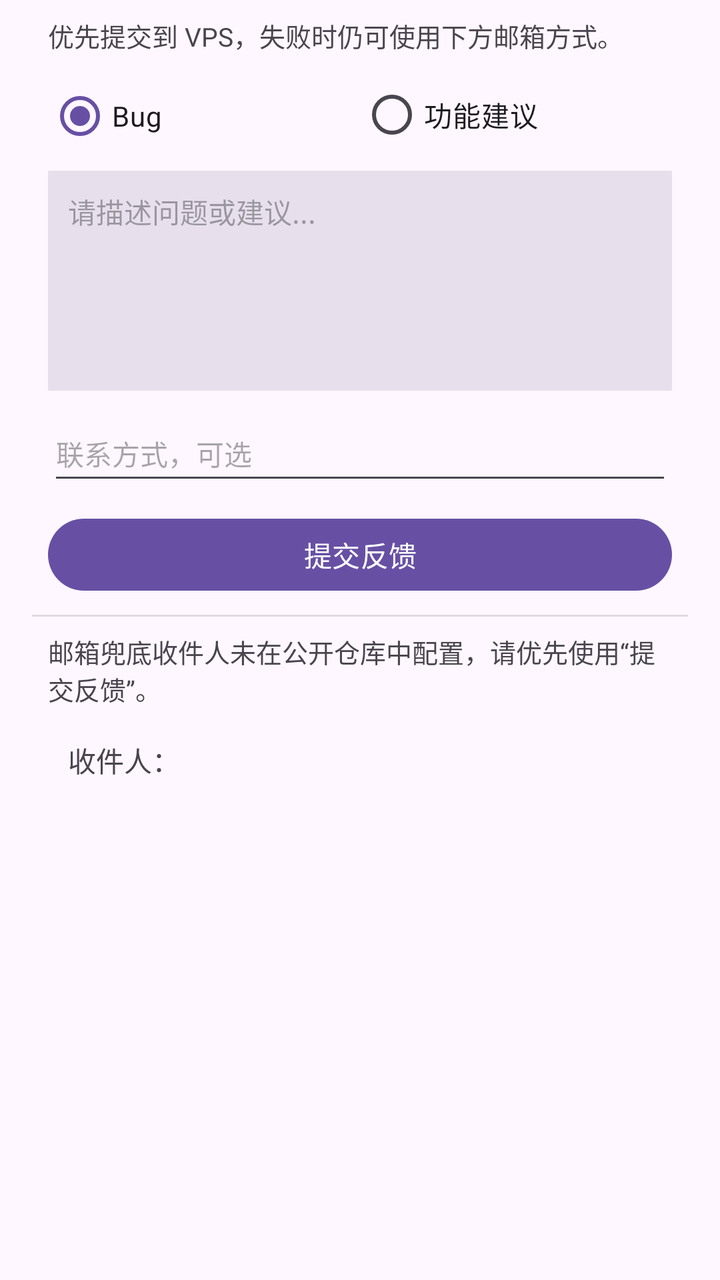
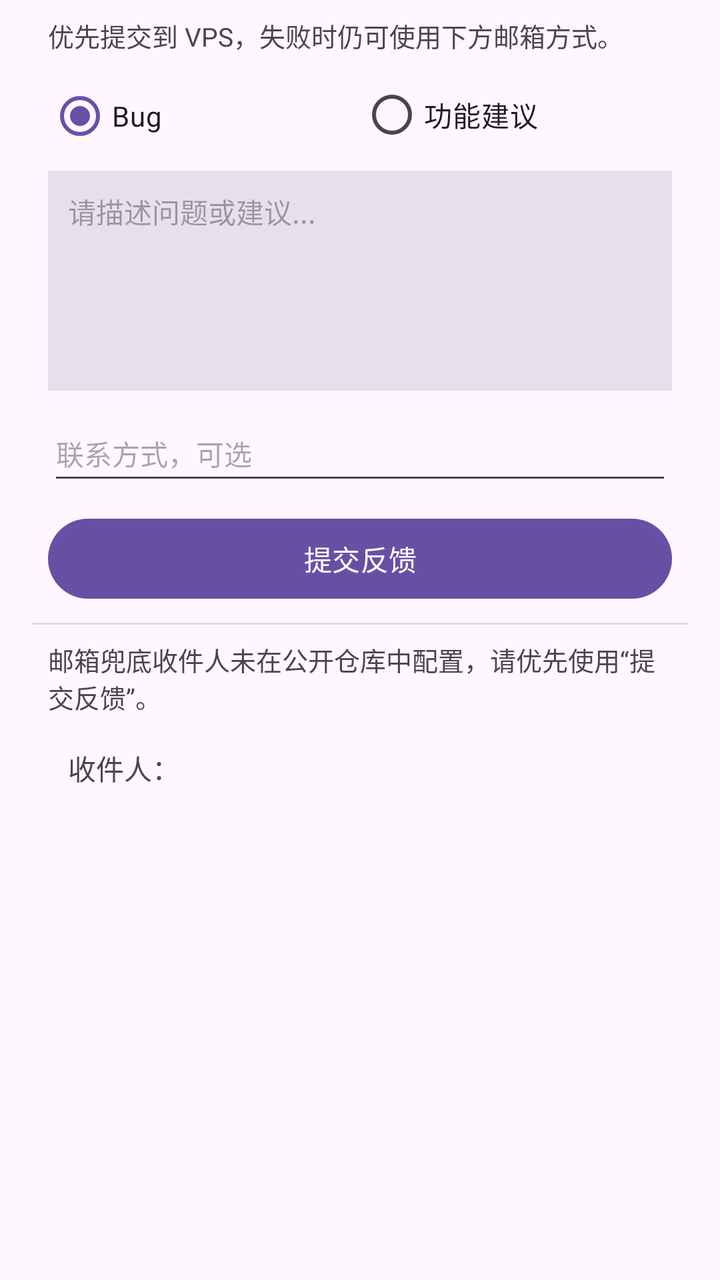

An Android layout rendered at two revisions. The XML below is the earlier revision; the diff shows what the commit changed to produce the second picture.
<!-- AndroidManifest.xml: application theme Theme.GameCenterApp -->
<!-- res/layout/dialog_feedback.xml -->
<?xml version="1.0" encoding="utf-8"?>
<LinearLayout xmlns:android="http://schemas.android.com/apk/res/android"
    android:layout_width="match_parent"
    android:layout_height="wrap_content"
    android:orientation="vertical"
    android:paddingTop="8dp"
    android:paddingBottom="8dp">

    <TextView
        android:layout_width="match_parent"
        android:layout_height="wrap_content"
        android:layout_marginStart="24dp"
        android:layout_marginEnd="24dp"
        android:text="优先提交到 VPS，失败时仍可使用下方邮箱方式。"
        android:textColor="?android:attr/textColorSecondary"
        android:textSize="13sp" />

    <RadioGroup
        android:id="@+id/rg_feedback_type"
        android:layout_width="match_parent"
        android:layout_height="wrap_content"
        android:layout_marginStart="24dp"
        android:layout_marginTop="10dp"
        android:layout_marginEnd="24dp"
        android:checkedButton="@+id/rb_feedback_bug"
        android:orientation="horizontal">

        <RadioButton
            android:id="@id/rb_feedback_bug"
            android:layout_width="0dp"
            android:layout_height="40dp"
            android:layout_weight="1"
            android:text="@string/feedback_type_bug"
            android:textSize="14sp" />

        <RadioButton
            android:id="@+id/rb_feedback_feature"
            android:layout_width="0dp"
            android:layout_height="40dp"
            android:layout_weight="1"
            android:text="@string/feedback_type_feature"
            android:textSize="14sp" />
    </RadioGroup>

    <EditText
        android:id="@+id/et_feedback_message"
        android:layout_width="match_parent"
        android:layout_height="110dp"
        android:layout_marginStart="24dp"
        android:layout_marginTop="8dp"
        android:layout_marginEnd="24dp"
        android:background="?attr/colorSurfaceVariant"
        android:gravity="top|start"
        android:hint="请描述问题或建议..."
        android:inputType="textMultiLine"
        android:padding="10dp"
        android:textColor="?android:attr/textColorPrimary"
        android:textSize="14sp" />

    <EditText
        android:id="@+id/et_feedback_contact"
        android:layout_width="match_parent"
        android:layout_height="44dp"
        android:layout_marginStart="24dp"
        android:layout_marginTop="8dp"
        android:layout_marginEnd="24dp"
        android:hint="联系方式，可选"
        android:inputType="textEmailAddress"
        android:textColor="?android:attr/textColorPrimary"
        android:textSize="14sp" />

    <com.google.android.material.button.MaterialButton
        android:id="@+id/btn_submit_feedback"
        android:layout_width="match_parent"
        android:layout_height="44dp"
        android:layout_marginStart="24dp"
        android:layout_marginTop="8dp"
        android:layout_marginEnd="24dp"
        android:text="提交反馈" />

    <ListView
        android:id="@+id/lv_email_providers"
        android:layout_width="match_parent"
        android:layout_height="wrap_content"
        android:divider="@null"
        android:dividerHeight="0dp" />

    <View
        android:layout_width="match_parent"
        android:layout_height="1dp"
        android:layout_marginStart="16dp"
        android:layout_marginEnd="16dp"
        android:layout_marginTop="8dp"
        android:layout_marginBottom="8dp"
        android:background="?android:attr/listDivider" />

    <TextView
        android:id="@+id/tv_copy_hint"
        android:layout_width="match_parent"
        android:layout_height="wrap_content"
        android:layout_marginStart="24dp"
        android:layout_marginEnd="24dp"
        android:text="@string/feedback_copy_hint"
        android:textColor="?android:attr/textColorSecondary"
        android:textSize="13sp" />

    <LinearLayout
        android:id="@+id/ll_copy_recipient"
        android:layout_width="match_parent"
        android:layout_height="wrap_content"
        android:layout_marginStart="24dp"
        android:layout_marginEnd="24dp"
        android:layout_marginTop="6dp"
        android:layout_marginBottom="4dp"
        android:background="?attr/selectableItemBackground"
        android:gravity="center_vertical"
        android:orientation="horizontal"
        android:padding="10dp">

        <TextView
            android:id="@+id/tv_recipient_label"
            android:layout_width="wrap_content"
            android:layout_height="wrap_content"
            android:text="收件人："
            android:textColor="?android:attr/textColorSecondary"
            android:textSize="14sp" />

        <TextView
            android:id="@+id/tv_recipient"
            android:layout_width="0dp"
            android:layout_height="wrap_content"
            android:layout_weight="1"
            android:text="@string/feedback_copy_recipient"
            android:textColor="?android:attr/colorAccent"
            android:textIsSelectable="true"
            android:textSize="14sp"
            android:textStyle="bold" />
    </LinearLayout>

</LinearLayout>
<!-- resources referenced by this layout -->
<resources>
  <string name="feedback_copy_hint">邮箱兜底收件人未在公开仓库中配置，请优先使用“提交反馈”。</string>
  <string name="feedback_copy_recipient" />
  <string name="feedback_type_bug">Bug</string>
  <string name="feedback_type_feature">功能建议</string>
  <style name="Theme.GameCenterApp" parent="Theme.Material3.DayNight.NoActionBar">
          <item name="colorPrimary">@color/md_theme_light_primary</item>
          <item name="colorOnPrimary">@color/md_theme_light_on_primary</item>
          <item name="colorPrimaryContainer">@color/md_theme_light_primary_container</item>
          <item name="colorOnPrimaryContainer">@color/md_theme_light_on_primary_container</item>
          <item name="colorSecondary">@color/md_theme_light_secondary</item>
          <item name="colorOnSecondary">@color/md_theme_light_on_secondary</item>
          <item name="colorSecondaryContainer">@color/md_theme_light_secondary_container</item>
          <item name="colorOnSecondaryContainer">@color/md_theme_light_on_secondary_container</item>
          <item name="colorSurface">@color/md_theme_light_surface</item>
          <item name="colorOnSurface">@color/md_theme_light_on_surface</item>
          <item name="colorOnSurfaceVariant">@color/md_theme_light_on_surface_variant</item>
          <item name="android:colorBackground">@color/md_theme_light_background</item>
          <item name="android:statusBarColor">@color/md_theme_light_surface</item>
          <item name="android:navigationBarColor">@color/md_theme_light_surface</item>
          <item name="android:windowLightStatusBar">true</item>
      </style>
  <color name="md_theme_light_primary">#6750A4</color>
  <color name="md_theme_light_on_primary">#FFFFFF</color>
  <color name="md_theme_light_primary_container">#EADDFF</color>
  <color name="md_theme_light_on_primary_container">#21005D</color>
  <color name="md_theme_light_secondary">#625B71</color>
  <color name="md_theme_light_on_secondary">#FFFFFF</color>
  <color name="md_theme_light_secondary_container">#E8DEF8</color>
  <color name="md_theme_light_on_secondary_container">#1D192B</color>
  <color name="md_theme_light_surface">#FEF7FF</color>
  <color name="md_theme_light_on_surface">#1D1B20</color>
  <color name="md_theme_light_on_surface_variant">#49454F</color>
  <color name="md_theme_light_background">#FEF7FF</color>
</resources>

<!-- the commit's change to res/layout/dialog_feedback.xml (unified diff, before → after) -->
@@ -72,7 +72,7 @@
     <com.google.android.material.button.MaterialButton
         android:id="@+id/btn_submit_feedback"
         android:layout_width="match_parent"
-        android:layout_height="44dp"
+        android:layout_height="48dp"
         android:layout_marginStart="24dp"
         android:layout_marginTop="8dp"
         android:layout_marginEnd="24dp"
<!-- resource entries referenced after the edit -->
@@ -20,6 +20,8 @@
           <item name="android:statusBarColor">@color/md_theme_light_surface</item>
           <item name="android:navigationBarColor">@color/md_theme_light_surface</item>
           <item name="android:windowLightStatusBar">true</item>
+          <item name="materialButtonStyle">@style/Widget.GameCenter.Button</item>
+          <item name="android:buttonStyle">@style/Widget.GameCenter.PlatformButton</item>
       </style>
   <color name="md_theme_light_primary">#6750A4</color>
   <color name="md_theme_light_on_primary">#FFFFFF</color>
@@ -33,5 +35,26 @@
   <color name="md_theme_light_on_surface">#1D1B20</color>
   <color name="md_theme_light_on_surface_variant">#49454F</color>
   <color name="md_theme_light_background">#FEF7FF</color>
+  <style name="Widget.GameCenter.Button" parent="Widget.Material3.Button">
+          <item name="android:minHeight">48dp</item>
+          <item name="minHeight">48dp</item>
+          <item name="android:paddingTop">6dp</item>
+          <item name="android:paddingBottom">6dp</item>
+          <item name="android:paddingStart">12dp</item>
+          <item name="android:paddingEnd">12dp</item>
+          <item name="android:includeFontPadding">true</item>
+          <item name="android:maxLines">2</item>
+          <item name="android:ellipsize">end</item>
+          <item name="android:textAllCaps">false</item>
+      </style>
+  <style name="Widget.GameCenter.PlatformButton" parent="@android:style/Widget.Material.Button">
+          <item name="android:minHeight">44dp</item>
+          <item name="android:paddingTop">4dp</item>
+          <item name="android:paddingBottom">4dp</item>
+          <item name="android:includeFontPadding">true</item>
+          <item name="android:maxLines">2</item>
+          <item name="android:ellipsize">end</item>
+          <item name="android:textAllCaps">false</item>
+      </style>
 </resources>
 
